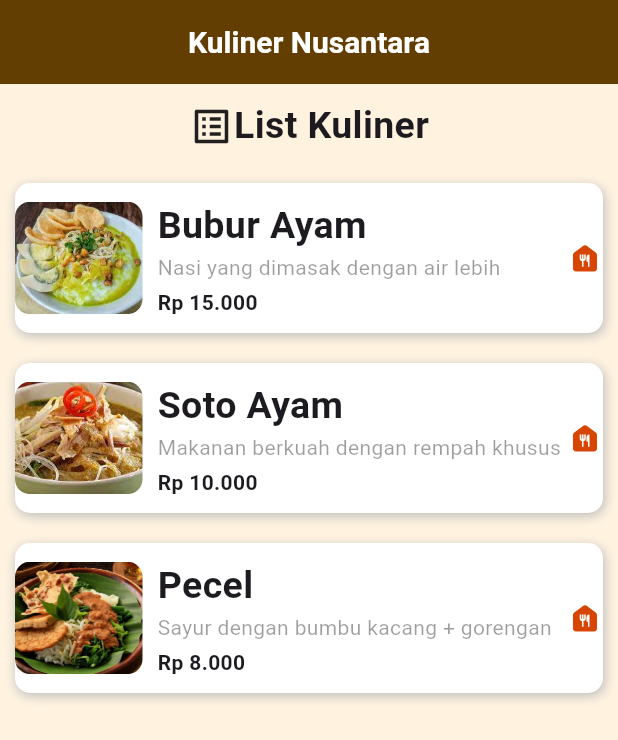
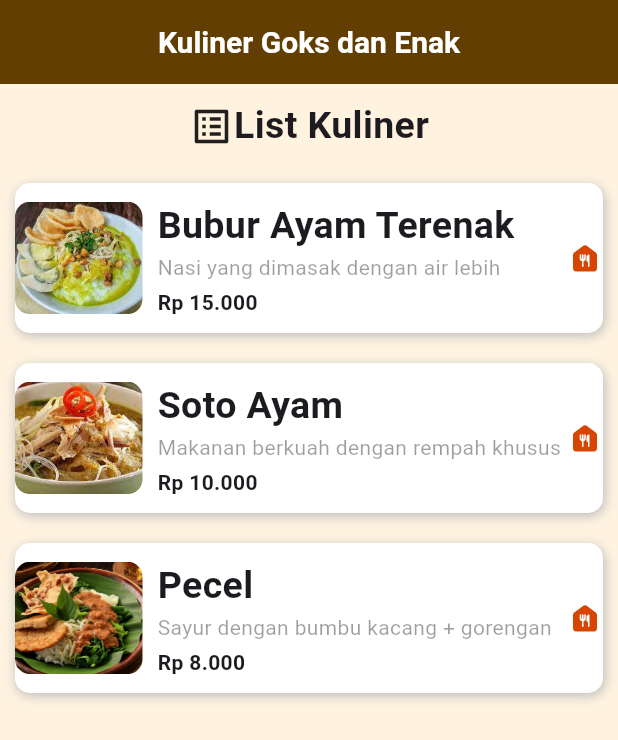
Before and after one commit to maaleast/listkulinertugas, a Flutter app: the screen it shows after launch, on a phone screen of 412 x 824 dp. Shown: the top 740 px of the screen. Run offline on Flutter 3.47's test engine with Material 3 defaults, Android fonts, the phone set to English and light mode, and no system bars.

Commit message:
Initial commit

```diff
--- a/lib/main.dart
+++ b/lib/main.dart
@@ -16,7 +16,7 @@ class MainApp extends StatelessWidget {
         backgroundColor: pageBgColor,
         appBar: AppBar(
           backgroundColor: headBgColor,
-          title: Text("Kuliner Nusantara", style: TextStyle(color: Colors.white, fontWeight: FontWeight.bold, fontSize: 20),), centerTitle: true,),
+          title: Text("Kuliner Goks dan Enak", style: TextStyle(color: Colors.white, fontWeight: FontWeight.bold, fontSize: 20),), centerTitle: true,),
         body: HomePage(),
       ),
     );
--- a/lib/makanan.dart
+++ b/lib/makanan.dart
@@ -23,7 +23,7 @@ class Makanan {
 
   static List<Makanan> dummyData = [
   Makanan(
-      nama: 'Bubur Ayam',
+      nama: 'Bubur Ayam Terenak',
       deskripsi: 'Nasi yang dimasak dengan air lebih',
       gambarUtama: 'assets/bubur.jpg',
       detail:
```
